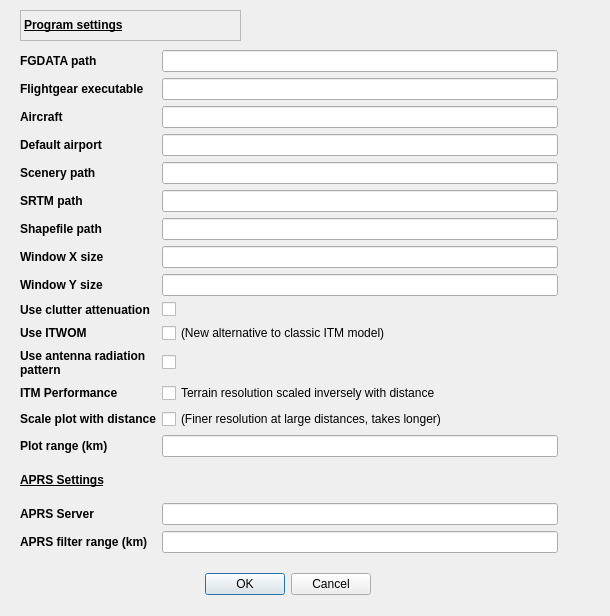
QDeltaSoft/qradiopredict, file QRadioPredict/settingsdialog.ui: the form before one commit.
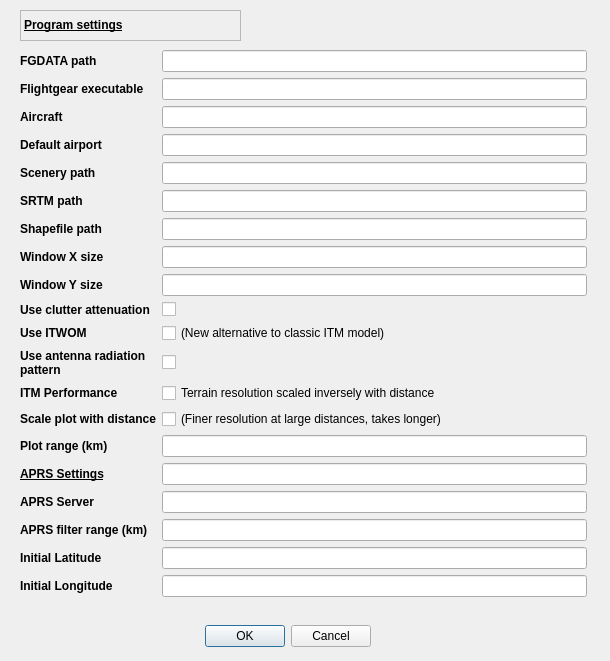
The form after the commit. Icons and pictures are not drawn.

What changed in the file:
```diff
--- a/QRadioPredict/settingsdialog.ui
+++ b/QRadioPredict/settingsdialog.ui
@@ -7,7 +7,7 @@
     <x>0</x>
     <y>0</y>
     <width>610</width>
-    <height>616</height>
+    <height>661</height>
    </rect>
   </property>
   <property name="windowTitle">
@@ -24,7 +24,7 @@
    <property name="geometry">
     <rect>
      <x>30</x>
-     <y>568</y>
+     <y>620</y>
      <width>341</width>
      <height>32</height>
     </rect>
@@ -41,12 +41,12 @@
     <rect>
      <x>20</x>
      <y>50</y>
-     <width>551</width>
-     <height>503</height>
+     <width>580</width>
+     <height>557</height>
     </rect>
    </property>
    <layout class="QGridLayout" name="gridLayout">
-    <item row="12" column="1">
+    <item row="12" column="2">
      <widget class="QCheckBox" name="ITMCheckBox">
       <property name="text">
        <string>Terrain resolution scaled inversely with distance</string>
@@ -106,20 +106,26 @@
       </property>
      </widget>
     </item>
-    <item row="10" column="1">
+    <item row="10" column="2">
      <widget class="QCheckBox" name="ITWOMCheckBox">
       <property name="text">
        <string>(New alternative to classic ITM model)</string>
       </property>
      </widget>
     </item>
-    <item row="9" column="2">
+    <item row="0" column="2">
+     <widget class="QLineEdit" name="fgdataEdit"/>
+    </item>
+    <item row="9" column="3">
      <widget class="QLabel" name="label_7">
       <property name="text">
        <string/>
       </property>
      </widget>
     </item>
+    <item row="2" column="2">
+     <widget class="QLineEdit" name="aircraftEdit"/>
+    </item>
     <item row="2" column="0">
      <widget class="QLabel" name="label_2">
       <property name="font">
@@ -133,11 +139,11 @@
       </property>
      </widget>
     </item>
-    <item row="0" column="1">
-     <widget class="QLineEdit" name="fgdataEdit"/>
+    <item row="8" column="2">
+     <widget class="QLineEdit" name="windowYEdit"/>
     </item>
-    <item row="2" column="1">
-     <widget class="QLineEdit" name="aircraftEdit"/>
+    <item row="1" column="2">
+     <widget class="QLineEdit" name="fgfsEdit"/>
     </item>
     <item row="17" column="0">
      <widget class="QLabel" name="label_17">
@@ -164,11 +170,8 @@
       </property>
      </widget>
     </item>
-    <item row="8" column="1">
-     <widget class="QLineEdit" name="windowYEdit"/>
-    </item>
-    <item row="1" column="1">
-     <widget class="QLineEdit" name="fgfsEdit"/>
+    <item row="3" column="2">
+     <widget class="QLineEdit" name="airportEdit"/>
     </item>
     <item row="7" column="0">
      <widget class="QLabel" name="label_10">
@@ -183,8 +186,8 @@
       </property>
      </widget>
     </item>
-    <item row="3" column="1">
-     <widget class="QLineEdit" name="airportEdit"/>
+    <item row="14" column="2">
+     <widget class="QLineEdit" name="plotRangeEdit"/>
     </item>
     <item row="12" column="0">
      <widget class="QLabel" name="label_14">
@@ -199,9 +202,6 @@
       </property>
      </widget>
     </item>
-    <item row="14" column="1">
-     <widget class="QLineEdit" name="plotRangeEdit"/>
-    </item>
     <item row="9" column="0">
      <widget class="QLabel" name="label_6">
       <property name="font">
@@ -218,6 +218,9 @@
       </property>
      </widget>
     </item>
+    <item row="4" column="2">
+     <widget class="QLineEdit" name="sceneryEdit"/>
+    </item>
     <item row="4" column="0">
      <widget class="QLabel" name="label_5">
       <property name="font">
@@ -244,8 +247,12 @@
       </property>
      </widget>
     </item>
-    <item row="4" column="1">
-     <widget class="QLineEdit" name="sceneryEdit"/>
+    <item row="11" column="2">
+     <widget class="QCheckBox" name="antennaCheckBox">
+      <property name="text">
+       <string/>
+      </property>
+     </widget>
     </item>
     <item row="11" column="0">
      <widget class="QLabel" name="label_8">
@@ -276,13 +283,6 @@
       </property>
      </widget>
     </item>
-    <item row="11" column="1">
-     <widget class="QCheckBox" name="antennaCheckBox">
-      <property name="text">
-       <string/>
-      </property>
-     </widget>
-    </item>
     <item row="5" column="0">
      <widget class="QLabel" name="label_15">
       <property name="font">
@@ -296,6 +296,19 @@
       </property>
      </widget>
     </item>
+    <item row="16" column="0">
+     <widget class="QLabel" name="label_12">
+      <property name="font">
+       <font>
+        <weight>75</weight>
+        <bold>true</bold>
+       </font>
+      </property>
+      <property name="text">
+       <string>APRS Server</string>
+      </property>
+     </widget>
+    </item>
     <item row="8" column="0">
      <widget class="QLabel" name="label_11">
       <property name="font">
@@ -309,6 +322,9 @@
       </property>
      </widget>
     </item>
+    <item row="5" column="2">
+     <widget class="QLineEdit" name="srtmPathLineEdit"/>
+    </item>
     <item row="3" column="0">
      <widget class="QLabel" name="label_4">
       <property name="font">
@@ -322,35 +338,19 @@
       </property>
      </widget>
     </item>
-    <item row="16" column="0">
-     <widget class="QLabel" name="label_12">
-      <property name="font">
-       <font>
-        <weight>75</weight>
-        <bold>true</bold>
-       </font>
-      </property>
-      <property name="text">
-       <string>APRS Server</string>
-      </property>
-     </widget>
-    </item>
-    <item row="5" column="1">
-     <widget class="QLineEdit" name="srtmPathLineEdit"/>
-    </item>
-    <item row="17" column="1">
+    <item row="17" column="2">
      <widget class="QLineEdit" name="aprsRangeEdit"/>
     </item>
-    <item row="16" column="1">
-     <widget class="QLineEdit" name="aprsServerEdit"/>
-    </item>
-    <item row="6" column="1">
+    <item row="6" column="2">
      <widget class="QLineEdit" name="shapePathLineEdit"/>
     </item>
-    <item row="7" column="1">
+    <item row="16" column="2">
+     <widget class="QLineEdit" name="aprsServerEdit"/>
+    </item>
+    <item row="7" column="2">
      <widget class="QLineEdit" name="windowXEdit"/>
     </item>
-    <item row="9" column="1">
+    <item row="9" column="2">
      <widget class="QCheckBox" name="clutterCheckBox">
       <property name="text">
        <string/>
@@ -370,13 +370,72 @@
       </property>
      </widget>
     </item>
-    <item row="13" column="1">
+    <item row="13" column="2">
      <widget class="QCheckBox" name="scaleWithDistanceCheckBox">
       <property name="text">
        <string>(Finer resolution at large distances, takes longer)</string>
       </property>
      </widget>
     </item>
+    <item row="15" column="2">
+     <widget class="QLineEdit" name="aprsSettingsEdit"/>
+    </item>
+    <item row="19" column="0">
+     <widget class="QLabel" name="label_21">
+      <property name="sizePolicy">
+       <sizepolicy hsizetype="Preferred" vsizetype="Fixed">
+        <horstretch>0</horstretch>
+        <verstretch>0</verstretch>
+       </sizepolicy>
+      </property>
+      <property name="minimumSize">
+       <size>
+        <width>60</width>
+        <height>20</height>
+       </size>
+      </property>
+      <property name="font">
+       <font>
+        <weight>75</weight>
+        <bold>true</bold>
+       </font>
+      </property>
+      <property name="text">
+       <string>Initial Latitude</string>
+      </property>
+     </widget>
+    </item>
+    <item row="19" column="2">
+     <widget class="QLineEdit" name="initialLatEdit"/>
+    </item>
+    <item row="20" column="0">
+     <widget class="QLabel" name="label_22">
+      <property name="sizePolicy">
+       <sizepolicy hsizetype="Preferred" vsizetype="Fixed">
+        <horstretch>0</horstretch>
+        <verstretch>0</verstretch>
+       </sizepolicy>
+      </property>
+      <property name="minimumSize">
+       <size>
+        <width>60</width>
+        <height>20</height>
+       </size>
+      </property>
+      <property name="font">
+       <font>
+        <weight>75</weight>
+        <bold>true</bold>
+       </font>
+      </property>
+      <property name="text">
+       <string>Initial Longitude</string>
+      </property>
+     </widget>
+    </item>
+    <item row="20" column="2">
+     <widget class="QLineEdit" name="initialLongEdit"/>
+    </item>
    </layout>
   </widget>
   <widget class="QLabel" name="label_9">
```
